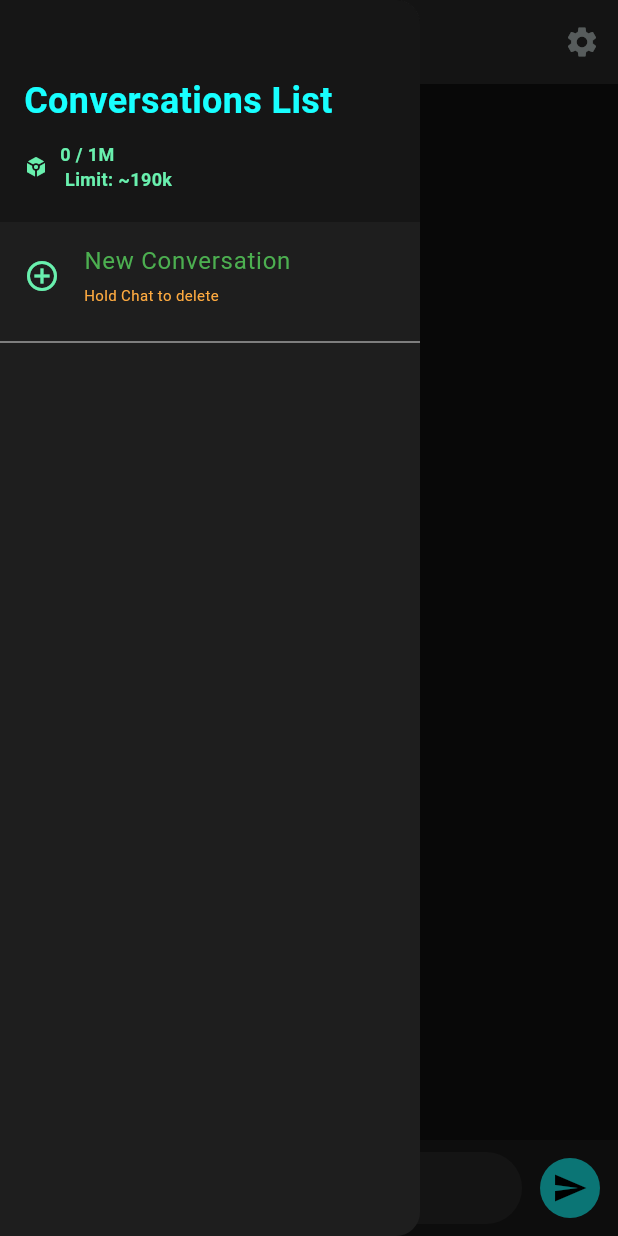
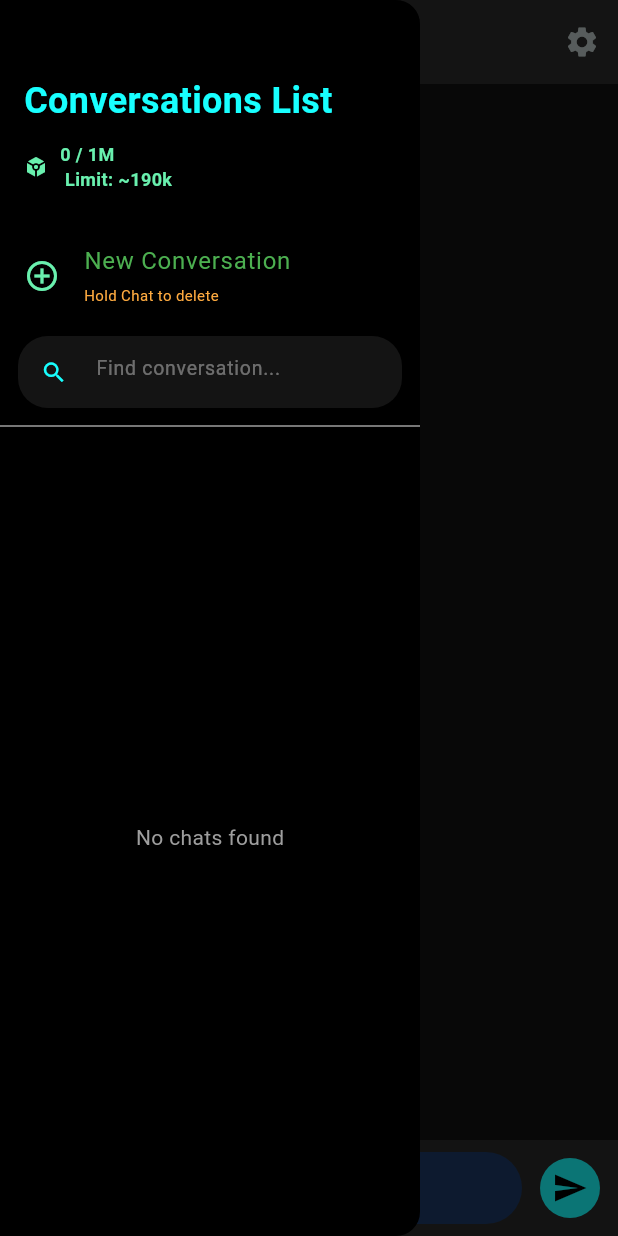
Before and after one commit to JCDC0/AIRP, a Flutter app: the screen it shows after launch, with the side drawer open, on a phone screen of 412 x 824 dp. Run offline on Flutter 3.47's test engine with Material 3 defaults, Android fonts, the light colour scheme and no system bars; our stand-ins replace flutter_colorpicker, flutter_markdown, google_fonts, google_generative_ai, image_picker, shared_preferences.

Commit message:
0.1.5.4 - Add search to chat drawer and update UI colors
Introduces a search field to filter conversations in the left drawer and displays a message when no chats are found. Updates various background and hint colors for improved contrast and appearance, increases the max lines for the chat input, and fixes session deletion logic to use session id.

```diff
--- a/lib/main.dart
+++ b/lib/main.dart
@@ -104,8 +104,9 @@ class _ChatScreenState extends State<ChatScreen> {
   // ----------------------------------------------------------------------
   // CONFIGURATION
   // ----------------------------------------------------------------------
-  static const _defaultApiKey = ''; // Fallback
-
+  static const _defaultApiKey = '';
+
+  String _drawerSearchQuery = '';
 
   final List<String> _models = [
     'models/gemini-3-pro-preview',
@@ -1062,12 +1063,18 @@ void _showEditDialog(int index) {
 
   Widget _buildLeftDrawer() {
     final tokenColor = _tokenCount > _tokenLimitWarning ? Colors.redAccent : Colors.greenAccent;
+
+    final filteredSessions = _savedSessions.where((session) {
+      final titleLower = session.title.toLowerCase();
+      final queryLower = _drawerSearchQuery.toLowerCase();
+      return titleLower.contains(queryLower);
+    }).toList();
+
     return Drawer(
       width: 280,
-      backgroundColor: const Color(0xFF1E1E1E),
+      backgroundColor: const Color.fromARGB(255, 0, 0, 0),
       child: Column(
         children: [
-          // HEADER
           Container(
             padding: const EdgeInsets.fromLTRB(16, 50, 16, 20),
             color: Colors.black26,
@@ -1088,49 +1095,69 @@ void _showEditDialog(int index) {
             ),
           ),
 
-          // NEW OPERATION
           ListTile(
             leading: const Icon(Icons.add_circle_outline, color: Colors.greenAccent),
             title: const Text("New Conversation", style: TextStyle(color: Colors.green)),
-            subtitle: const Text("Hold Chat to delete", style: TextStyle(color: Colors.orangeAccent, fontSize: 10) ),
+            subtitle: const Text("Hold Chat to delete", style: TextStyle(color: Colors.orangeAccent, fontSize: 10)),
             onTap: () {
               _createNewSession();
               Navigator.pop(context);
             },
           ),
 
+          Padding(
+            padding: const EdgeInsets.symmetric(horizontal: 12, vertical: 4),
+            child: Container(
+              decoration: BoxDecoration(
+                color: Colors.white.withAlpha(20),
+                borderRadius: BorderRadius.circular(20),
+              ),
+              child: TextField(
+                style: const TextStyle(color: Colors.white, fontSize: 13),
+                decoration: const InputDecoration(
+                  hintText: "Find conversation...",
+                  hintStyle: TextStyle(color: Colors.white38),
+                  prefixIcon: Icon(Icons.search, color: Colors.cyanAccent, size: 18),
+                  border: InputBorder.none,
+                  contentPadding: EdgeInsets.symmetric(horizontal: 16, vertical: 12),
+                  isDense: true,
+                ),
+                onChanged: (val) {
+                  setState(() {
+                    _drawerSearchQuery = val;
+                  });
+                },
+              ),
+            ),
+          ),
+
           const Divider(color: Colors.grey),
 
-          // CONVERSATION LIST
           Expanded(
-            child: ListView.builder(
+            child: filteredSessions.isEmpty
+            ? const Center(child: Text("No chats found", style: TextStyle(color: Colors.grey)))
+            : ListView.builder(
               padding: const EdgeInsets.symmetric(horizontal: 8, vertical: 8),
-              itemCount: _savedSessions.length,
+              itemCount: filteredSessions.length,
               itemBuilder: (context, index) {
-                final session = _savedSessions[index];
+                final session = filteredSessions[index];
                 final bool isActive = session.id == _currentSessionId;
 
                 return Container(
-                  margin: const EdgeInsets.only(bottom: 8), // Spacing between items
+                  margin: const EdgeInsets.only(bottom: 8),
                   decoration: BoxDecoration(
                     color: isActive ? Colors.cyanAccent.withAlpha((0.05 * 255).round()) : Colors.transparent,
-                    // THE BLUE OUTLINE FOR ACTIVE CHAT
                     border: isActive ? Border.all(color: Colors.cyanAccent, width: 1.5) : null,
                     borderRadius: BorderRadius.circular(12),
                   ),
                   child: ListTile(
                     shape: RoundedRectangleBorder(borderRadius: BorderRadius.circular(12)),
                     contentPadding: const EdgeInsets.symmetric(horizontal: 16, vertical: 4),
-
-                    // THE RED BLUR EFFECT ON HOLD
                     splashColor: Colors.red.withAlpha((0.95 * 255).round()),
-
-                    // THE CHECKMARK INDICATOR
                     leading: Icon(
                       isActive ? Icons.check_circle : Icons.history,
                       color: isActive ? Colors.cyanAccent : Colors.grey[600]
                     ),
-
                     title: Text(
                       session.title,
                       maxLines: 1,
@@ -1140,13 +1167,10 @@ void _showEditDialog(int index) {
                         fontWeight: isActive ? FontWeight.bold : FontWeight.normal
                       )
                     ),
-
                     subtitle: Text(
                       _modelDisplayNames[session.modelName] ?? session.modelName,
                       style: TextStyle(fontSize: 10, color: Colors.grey[600])
                     ),
-
-                    // LOAD CHAT
                     onTap: () {
                       final themeProvider = Provider.of<ThemeProvider>(context, listen: false);
 
@@ -1196,7 +1220,6 @@ void _showEditDialog(int index) {
 
                     onLongPress: () {
                       HapticFeedback.heavyImpact();
-
                       showDialog(
                         context: context,
                         builder: (context) => AlertDialog(
@@ -1220,7 +1243,7 @@ void _showEditDialog(int index) {
                               label: const Text("DELETE"),
                               onPressed: () {
                                 setState(() {
-                                  _savedSessions.removeAt(index);
+                                  _savedSessions.removeWhere((s) => s.id == session.id);
                                   if (session.id == _currentSessionId) {
                                     _createNewSession();
                                   }
@@ -1249,7 +1272,7 @@ void _showEditDialog(int index) {
   Widget _buildSettingsDrawer() {
     return Drawer(
       width: 320,
-      backgroundColor: const Color(0xFF1E1E1E),
+      backgroundColor: const Color.fromARGB(255, 0, 0, 0),
       child: SingleChildScrollView(
         padding: const EdgeInsets.all(16.0),
         child: Column(
@@ -1749,7 +1772,7 @@ void _showEditDialog(int index) {
       endDrawer: _buildSettingsDrawer(),
       appBar: AppBar(
         backgroundColor: themeProvider.backgroundImagePath != null
-          ? const Color(0xFF2C2C2C).withAlpha((0.8 * 255).round())
+          ? const Color(0xFFFFFFFF).withAlpha((0 * 255).round())
           : const Color(0xFF2C2C2C),
         leading: Builder(builder: (c) => IconButton(icon: const Icon(Icons.menu), onPressed: () => Scaffold.of(c).openDrawer())),
 
@@ -1834,7 +1857,7 @@ void _showEditDialog(int index) {
 
               Container(
                 padding: const EdgeInsets.all(8.0),
-                color: const Color(0xFF1E1E1E).withAlpha((0.9 * 255).round()),
+                color: const Color(0xFFFFFFFF).withAlpha((0.1 * 255).round()),
                 child: Column(
                   mainAxisSize: MainAxisSize.min,
                   crossAxisAlignment: CrossAxisAlignment.start,
@@ -1886,7 +1909,7 @@ void _showEditDialog(int index) {
                           child: TextField(
                             controller: _textController,
                             minLines: 1,
-                            maxLines: 4,
+                            maxLines: 6,
                             style: const TextStyle(color: Colors.white),
                             decoration: InputDecoration(
                               hintText: _pendingImages.isNotEmpty
@@ -1894,12 +1917,12 @@ void _showEditDialog(int index) {
                                   : (_enableGrounding
                                       ? 'Search & Chat...'
                                       : 'Ready to chat...'),
-                              hintStyle: TextStyle(color: Colors.grey[600]),
+                              hintStyle: TextStyle(color: Colors.white),
                               border: OutlineInputBorder(
                                   borderRadius: BorderRadius.circular(24),
                                   borderSide: BorderSide.none),
                               filled: true,
-                              fillColor: const Color(0xFF2C2C2C),
+                              fillColor: const Color.fromARGB(255, 28, 57, 102),
                               contentPadding: const EdgeInsets.symmetric(
                                   horizontal: 16, vertical: 10),
                             ),
```
